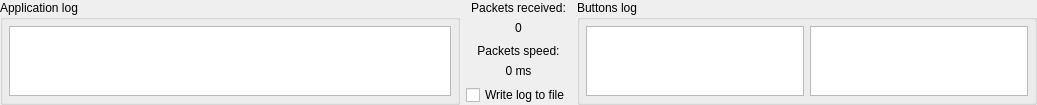
This is src/widgets/debugwindow.ui in invictuscockpits/HOTASConfigurator as Qt 5 draws it before an edit. The edited form follows.
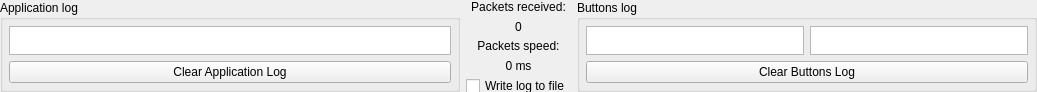
This is the edited form.

```diff
--- a/src/widgets/debugwindow.ui
+++ b/src/widgets/debugwindow.ui
@@ -10,6 +10,12 @@
     <height>92</height>
    </rect>
   </property>
+  <property name="minimumSize">
+   <size>
+    <width>0</width>
+    <height>80</height>
+   </size>
+  </property>
   <property name="maximumSize">
    <size>
     <width>16777215</width>
@@ -50,7 +56,7 @@
      <property name="title">
       <string>Application log</string>
      </property>
-     <layout class="QHBoxLayout" name="horizontalLayout">
+     <layout class="QVBoxLayout" name="verticalLayout">
       <property name="leftMargin">
        <number>6</number>
       </property>
@@ -73,6 +79,13 @@
         </property>
        </widget>
       </item>
+      <item>
+       <widget class="QPushButton" name="pushButton_ClearAppLog">
+        <property name="text">
+         <string>Clear Application Log</string>
+        </property>
+       </widget>
+      </item>
      </layout>
     </widget>
    </item>
@@ -121,7 +134,7 @@
      <property name="title">
       <string>Buttons log</string>
      </property>
-     <layout class="QHBoxLayout" name="horizontalLayout_2">
+     <layout class="QVBoxLayout" name="verticalLayout_2">
       <property name="leftMargin">
        <number>6</number>
       </property>
@@ -135,18 +148,29 @@
        <number>6</number>
       </property>
       <item>
-       <widget class="QTextBrowser" name="textBrowser_ButtonsPressLog">
-        <property name="sizePolicy">
-         <sizepolicy hsizetype="Expanding" vsizetype="Preferred">
-          <horstretch>0</horstretch>
-          <verstretch>0</verstretch>
-         </sizepolicy>
+       <layout class="QHBoxLayout" name="horizontalLayout_2">
+        <item>
+         <widget class="QTextBrowser" name="textBrowser_ButtonsPressLog">
+          <property name="sizePolicy">
+           <sizepolicy hsizetype="Expanding" vsizetype="Preferred">
+            <horstretch>0</horstretch>
+            <verstretch>0</verstretch>
+           </sizepolicy>
+          </property>
+         </widget>
+        </item>
+        <item>
+         <widget class="QTextBrowser" name="textBrowser_ButtonsUnpressLog"/>
+        </item>
+       </layout>
+      </item>
+      <item>
+       <widget class="QPushButton" name="pushButton_ClearButtonLog">
+        <property name="text">
+         <string>Clear Buttons Log</string>
         </property>
        </widget>
       </item>
-      <item>
-       <widget class="QTextBrowser" name="textBrowser_ButtonsUnpressLog"/>
-      </item>
      </layout>
     </widget>
    </item>
```
